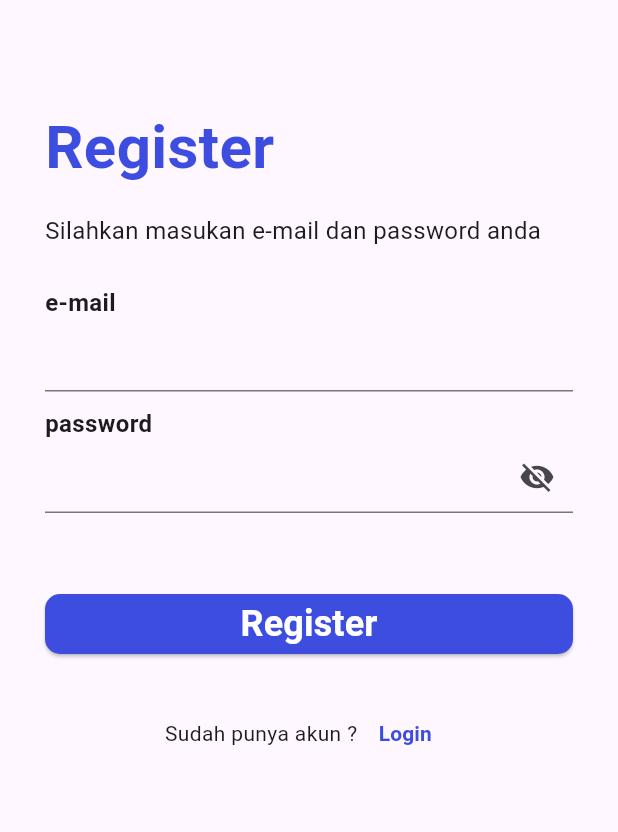
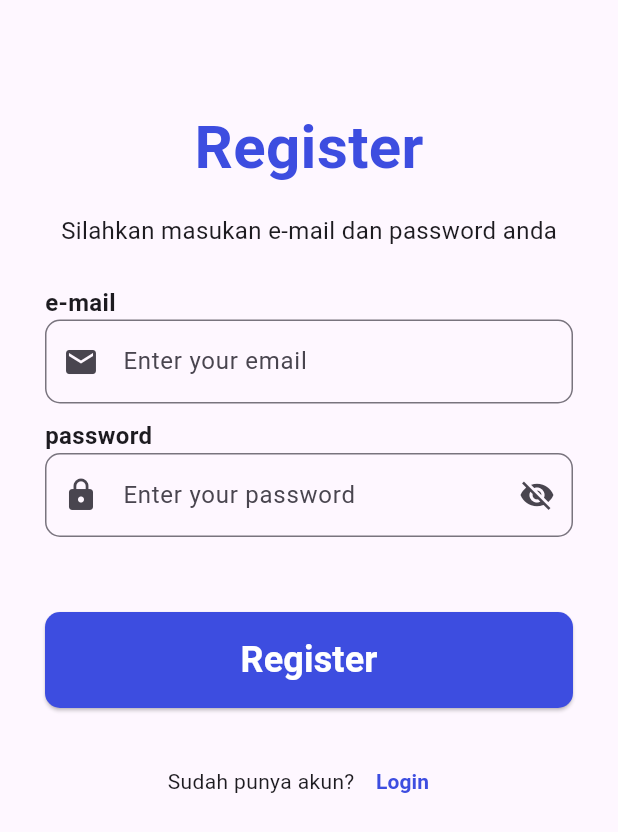
Before and after one commit to DimasIsmun/Tubes_PPB, a Flutter app: the screen it shows after launch, after a tap on "Daftar", on a phone screen of 412 x 824 dp. Shown: the top 832 px of the screen. Run offline on Flutter 3.47's test engine with Material 3 defaults, Android fonts, the phone set to English and light mode, and no system bars; our stand-ins replace bloc, cloud_firestore, firebase_auth, firebase_core, flutter_bloc, google_sign_in; accounts and stored records are empty; network calls fail.

```diff
--- a/lib/ui/login.dart
+++ b/lib/ui/login.dart
@@ -53,7 +53,6 @@ class _LoginScreenState extends State<LoginScreen> {
               ));
           }
           if (state is LoginSuccess) {
-            // context.read<AuthCubit>().loggedIn();
             ScaffoldMessenger.of(context)
               ..hideCurrentSnackBar()
               ..showSnackBar(SnackBar(
@@ -63,39 +62,44 @@ class _LoginScreenState extends State<LoginScreen> {
             Navigator.pushNamedAndRemoveUntil(context, rHome, (route) => false);
           }
         },
-        child: Container(
-          margin: EdgeInsets.symmetric(horizontal: 30, vertical: 70),
-          child: ListView(
+        child: SingleChildScrollView(
+          child: Padding(
+            padding: const EdgeInsets.symmetric(horizontal: 30, vertical: 70),
+            child: Column(
+              crossAxisAlignment: CrossAxisAlignment.start,
               children: [
-              Text(
+                Center(
+                  child: Text(
                     "Login",
                     style: TextStyle(
                         fontSize: 40,
                         fontWeight: FontWeight.bold,
                         color: Color(0xff3D4DE0)),
                   ),
-              SizedBox(
-                height: 15,
                 ),
-              Text(
+                SizedBox(height: 15),
+                Center(
+                  child: Text(
                     "Silahkan masukan e-mail dan password anda",
-                style: TextStyle(
-                  fontSize: 16,
+                    style: TextStyle(fontSize: 16),
                   ),
                 ),
-              SizedBox(
-                height: 25,
-              ),
+                SizedBox(height: 25),
                 Text(
                   "e-mail",
                   style: TextStyle(fontSize: 16, fontWeight: FontWeight.bold),
                 ),
                 TextFormField(
                   controller: emailEdc,
+                  decoration: InputDecoration(
+                    border: OutlineInputBorder(
+                      borderRadius: BorderRadius.circular(10),
                     ),
-              SizedBox(
-                height: 10,
+                    prefixIcon: Icon(Icons.email),
+                    hintText: "Enter your email",
                   ),
+                ),
+                SizedBox(height: 10),
                 Text(
                   "password",
                   style: TextStyle(fontSize: 16, fontWeight: FontWeight.bold),
@@ -103,10 +107,15 @@ class _LoginScreenState extends State<LoginScreen> {
                 TextFormField(
                   controller: passEdc,
                   decoration: InputDecoration(
+                    border: OutlineInputBorder(
+                      borderRadius: BorderRadius.circular(10),
+                    ),
+                    prefixIcon: Icon(Icons.lock),
+                    hintText: "Enter your password",
                     suffixIcon: IconButton(
-                    icon: Icon(passInvisible
-                        ? Icons.visibility
-                        : Icons.visibility_off),
+                      icon: Icon(
+                        passInvisible ? Icons.visibility : Icons.visibility_off,
+                      ),
                       onPressed: () {
                         setState(() {
                           passInvisible = !passInvisible;
@@ -116,29 +125,33 @@ class _LoginScreenState extends State<LoginScreen> {
                   ),
                   obscureText: !passInvisible,
                 ),
+                SizedBox(height: 50),
                 SizedBox(
-                height: 50,
-              ),
-              ElevatedButton(
+                  width: double.infinity,
+                  child: ElevatedButton(
                     onPressed: () {
                       context
                           .read<LoginCubit>()
                           .login(email: emailEdc.text, password: passEdc.text);
                     },
                     style: ElevatedButton.styleFrom(
+                      padding: EdgeInsets.symmetric(vertical: 15),
                       backgroundColor: Color(0xff3D4DE0),
                       shape: RoundedRectangleBorder(
-                          borderRadius: BorderRadius.circular(10))),
+                        borderRadius: BorderRadius.circular(10),
+                      ),
+                    ),
                     child: Text(
                       "Login",
                       style: TextStyle(
                         fontWeight: FontWeight.bold,
                         fontSize: 24,
-                        color: Colors.white),
-                  )),
-              const SizedBox(
-                height: 30.0,
+                        color: Colors.white,
                       ),
+                    ),
+                  ),
+                ),
+                SizedBox(height: 30.0),
                 Row(
                   mainAxisAlignment: MainAxisAlignment.center,
                   children: [
@@ -146,23 +159,23 @@ class _LoginScreenState extends State<LoginScreen> {
                       onTap: () {
                         signInWithGoogle();
                       },
-                    child: const CircleAvatar(
+                      child: CircleAvatar(
                         radius: 20.0,
                         backgroundImage: NetworkImage(
                             'https://cdn1.iconfinder.com/data/icons/google-s-logo/150/Google_Icons-09-512.png'),
                       ),
                     ),
-                  const SizedBox(
-                    width: 30.0,
-                  ),
+                    SizedBox(width: 30.0),
                     GestureDetector(
                       onTap: () {
                         Navigator.push(
                           context,
                           MaterialPageRoute(
-                              builder: (context) => PhoneAuthScreen()));
+                            builder: (context) => PhoneAuthScreen(),
+                          ),
+                        );
                       },
-                    child: const CircleAvatar(
+                      child: CircleAvatar(
                         radius: 20.0,
                         backgroundImage: NetworkImage(
                             'https://t4.ftcdn.net/jpg/04/63/63/59/360_F_463635929_H4y7oelFy8GVclf5XGKYe6N9OEi0Fjyn.jpg'),
@@ -170,14 +183,11 @@ class _LoginScreenState extends State<LoginScreen> {
                     ),
                   ],
                 ),
-              SizedBox(
-                height: 25,
-              ),
+                SizedBox(height: 25),
                 Row(
-                mainAxisAlignment:
-                    MainAxisAlignment.center, // Menengahkan elemen horizontal
+                  mainAxisAlignment: MainAxisAlignment.center,
                   children: [
-                  Text("Belum punya akun ?"),
+                    Text("Belum punya akun?"),
                     TextButton(
                       onPressed: () {
                         Navigator.pushNamed(context, '/register');
@@ -186,11 +196,14 @@ class _LoginScreenState extends State<LoginScreen> {
                         "Daftar",
                         style: TextStyle(
                           fontWeight: FontWeight.bold,
-                            color: Color(0xff3D4DE0)),
-                      ))
+                          color: Color(0xff3D4DE0),
+                        ),
+                      ),
+                    ),
                   ],
-              )
+                ),
               ],
+            ),
           ),
         ),
       ),
--- a/lib/ui/register.dart
+++ b/lib/ui/register.dart
@@ -1,7 +1,6 @@
 import 'package:flutter/material.dart';
 import 'package:flutter_bloc/flutter_bloc.dart';
 import 'package:tubes/bloc/register/register_cubit.dart';
-
 import '../utils/routes.dart';
 
 class RegisterScreen extends StatefulWidget {
@@ -15,6 +14,7 @@ class _RegisterScreenState extends State<RegisterScreen> {
   final emailEdc = TextEditingController();
   final passEdc = TextEditingController();
   bool passInvisible = false;
+
   @override
   Widget build(BuildContext context) {
     return Scaffold(
@@ -34,7 +34,6 @@ class _RegisterScreenState extends State<RegisterScreen> {
               ));
           }
           if (state is RegisterSuccess) {
-            // context.read<AuthCubit>().loggedIn();
             ScaffoldMessenger.of(context)
               ..hideCurrentSnackBar()
               ..showSnackBar(SnackBar(
@@ -45,39 +44,45 @@ class _RegisterScreenState extends State<RegisterScreen> {
                 context, rLogin, (route) => false);
           }
         },
-        child: Container(
-          margin: EdgeInsets.symmetric(horizontal: 30, vertical: 70),
-          child: ListView(
+        child: SingleChildScrollView(
+          child: Padding(
+            padding: const EdgeInsets.symmetric(horizontal: 30, vertical: 70),
+            child: Column(
+              crossAxisAlignment: CrossAxisAlignment.start,
               children: [
-              Text(
+                Center(
+                  child: Text(
                     "Register",
                     style: TextStyle(
                       fontSize: 40,
                       fontWeight: FontWeight.bold,
-                    color: Color(0xff3D4DE0)),
-              ),
-              SizedBox(
-                height: 15,
-              ),
-              Text(
-                "Silahkan masukan e-mail dan password anda",
-                style: TextStyle(
-                  fontSize: 16,
+                      color: Color(0xff3D4DE0),
                     ),
                   ),
-              SizedBox(
-                height: 25,
                 ),
+                SizedBox(height: 15),
+                Center(
+                  child: Text(
+                    "Silahkan masukan e-mail dan password anda",
+                    style: TextStyle(fontSize: 16),
+                  ),
+                ),
+                SizedBox(height: 25),
                 Text(
                   "e-mail",
                   style: TextStyle(fontSize: 16, fontWeight: FontWeight.bold),
                 ),
                 TextFormField(
                   controller: emailEdc,
+                  decoration: InputDecoration(
+                    border: OutlineInputBorder(
+                      borderRadius: BorderRadius.circular(10),
                     ),
-              SizedBox(
-                height: 10,
+                    prefixIcon: Icon(Icons.email),
+                    hintText: "Enter your email",
                   ),
+                ),
+                SizedBox(height: 10),
                 Text(
                   "password",
                   style: TextStyle(fontSize: 16, fontWeight: FontWeight.bold),
@@ -85,48 +90,54 @@ class _RegisterScreenState extends State<RegisterScreen> {
                 TextFormField(
                   controller: passEdc,
                   decoration: InputDecoration(
+                    border: OutlineInputBorder(
+                      borderRadius: BorderRadius.circular(10),
+                    ),
+                    prefixIcon: Icon(Icons.lock),
+                    hintText: "Enter your password",
                     suffixIcon: IconButton(
-                    icon: Icon(passInvisible
-                        ? Icons.visibility
-                        : Icons.visibility_off),
+                      icon: Icon(
+                        passInvisible ? Icons.visibility : Icons.visibility_off,
+                      ),
                       onPressed: () {
                         setState(() {
-                        passInvisible =
-                            !passInvisible; // Toggle _isPasswordVisible ketika ikon mata ditekan
+                          passInvisible = !passInvisible;
                         });
                       },
                     ),
                   ),
-                obscureText:
-                    !passInvisible, // Atur obscureText berdasarkan _isPasswordVisible
+                  obscureText: !passInvisible,
                 ),
+                SizedBox(height: 50),
                 SizedBox(
-                height: 50,
-              ),
-              ElevatedButton(
+                  width: double.infinity,
+                  child: ElevatedButton(
                     onPressed: () {
-                    context
-                        .read<RegisterCubit>()
-                        .register(email: emailEdc.text, password: passEdc.text);
+                      context.read<RegisterCubit>().register(
+                          email: emailEdc.text, password: passEdc.text);
                     },
                     style: ElevatedButton.styleFrom(
+                      padding: EdgeInsets.symmetric(vertical: 15),
                       backgroundColor: Color(0xff3D4DE0),
                       shape: RoundedRectangleBorder(
-                          borderRadius: BorderRadius.circular(10))),
+                        borderRadius: BorderRadius.circular(10),
+                      ),
+                    ),
                     child: Text(
                       "Register",
                       style: TextStyle(
                         fontWeight: FontWeight.bold,
                         fontSize: 24,
-                        color: Colors.white),
-                  )),
-              SizedBox(
-                height: 25,
+                        color: Colors.white,
                       ),
+                    ),
+                  ),
+                ),
+                SizedBox(height: 25),
                 Row(
                   mainAxisAlignment: MainAxisAlignment.center,
                   children: [
-                  Text("Sudah punya akun ?"),
+                    Text("Sudah punya akun?"),
                     TextButton(
                       onPressed: () {
                         Navigator.pushNamed(context, '/login');
@@ -135,11 +146,14 @@ class _RegisterScreenState extends State<RegisterScreen> {
                         "Login",
                         style: TextStyle(
                           fontWeight: FontWeight.bold,
-                            color: Color(0xff3D4DE0)),
-                      ))
+                          color: Color(0xff3D4DE0),
+                        ),
+                      ),
+                    ),
                   ],
-              )
+                ),
               ],
+            ),
           ),
         ),
       ),
--- a/pubspec.yaml
+++ b/pubspec.yaml
@@ -32,6 +32,7 @@ dependencies:
     sdk: flutter
 
 
+
   # The following adds the Cupertino Icons font to your application.
   # Use with the CupertinoIcons class for iOS style icons.
   cupertino_icons: ^1.0.6
@@ -40,6 +41,8 @@ dependencies:
   bloc: ^8.1.2
   flutter_bloc: ^8.1.3
   google_sign_in: ^6.2.1
+  cloud_firestore: ^4.17.5
+  image_picker: ^0.8.4+3
 
 dev_dependencies:
   flutter_test:
```
Also changed, not shown: lib/crud.dart (added, +302 -0 lines), lib/home_page.dart (+30 -2 lines), lib/statistik_page.dart (+13 -0 lines), pubspec.lock, 7 other files. Lines whose indentation alone changed are shown as unchanged.
